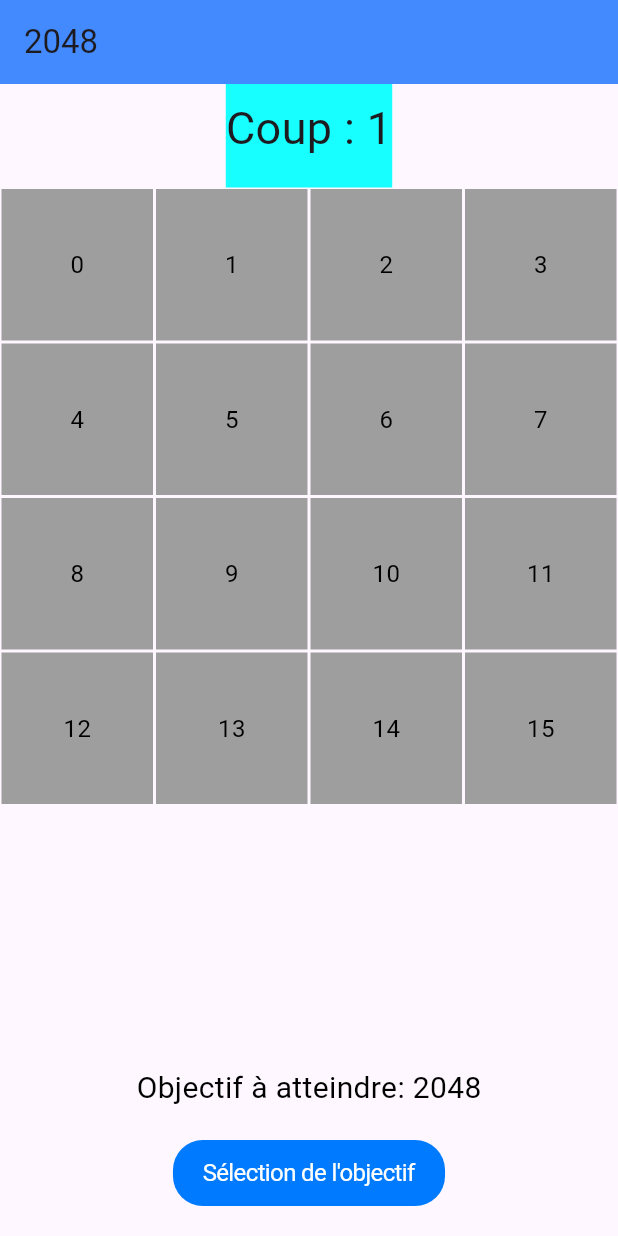
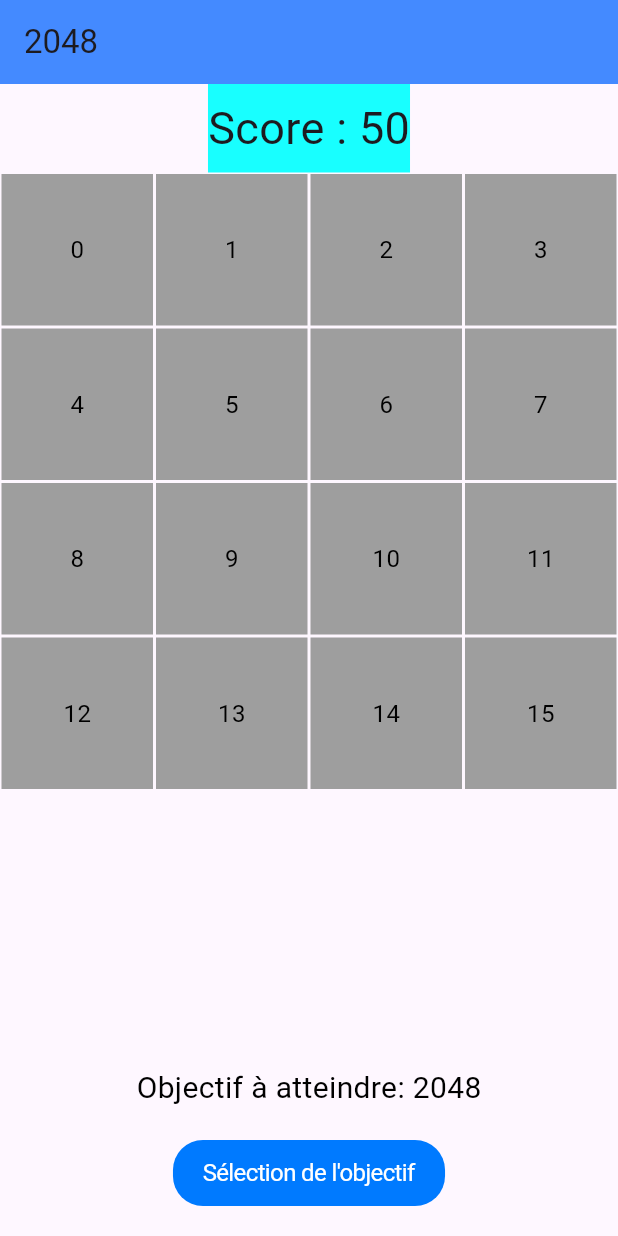
Before and after one commit to Corentin0502/jeu_2048, a Flutter app: the screen it shows after launch, after a tap on an icon or button, on a phone screen of 412 x 824 dp. Run offline on Flutter 3.47's test engine with Material 3 defaults, Android fonts, the phone set to English and light mode, and no system bars.

Commit message:
ajout tentative limite de score

```diff
--- a/lib/main.dart
+++ b/lib/main.dart
@@ -1,5 +1,5 @@
 import 'package:flutter/material.dart';
-import 'widgets/listeDeroulante.dart';
+import 'widgets/listeDeroulante.dart'; // Importation d'un widget externe pour la sélection
 
 void main() {
   runApp(const MyApp());
@@ -13,19 +13,36 @@ class MyApp extends StatefulWidget {
 }
 
 class _MyAppState extends State<MyApp> {
-  int coup = 0; // Nombre de coups
-  String selectedValue = "2048"; // Valeur sélectionnée via le bouton
+  int score = 0; // Score
+
+  int selectedValue = 2048; // Valeur sélectionnée via le bouton (stockée en tant qu'int)
 
   // Cette fonction sera passée à `ActionSheetExample` pour mettre à jour l'état
-  void _onSelectionChanged(String value) {
+  void _onSelectionChanged(int value) {
     setState(() {
-      selectedValue = value; // Met à jour la valeur sélectionnée
+      selectedValue = value; // Met à jour la valeur sélectionnée avec un `int`
+    });
+  }
+
+  // Méthode pour tester la limite d'atteinte de l'objectif
+  void testLimiteObject(int score) {
+    setState(() {
+      // Si le score atteint ou dépasse l'objectif
+      if (score >= selectedValue) {
+        showDialog(
+          context: context,
+          builder: (context) => const AlertDialog(
+            content: Text('Objectif atteint !'),
+          ),
+        );
+      }
     });
   }
 
   @override
   Widget build(BuildContext context) {
-    return MaterialApp(
+    return MaterialApp( // Envelopper avec MaterialApp
+      debugShowCheckedModeBanner: false, // Désactiver la bannière de débogage
       home: Scaffold(
         appBar: AppBar(
           title: const Text('2048'),
@@ -33,19 +50,20 @@ class _MyAppState extends State<MyApp> {
         ),
         body: Column(
           children: [
+            // Section pour afficher le score
             Container(
               color: Colors.cyanAccent, // Couleur de surlignage
               padding: const EdgeInsets.symmetric(vertical: 8.0), // Pour ajouter un peu d'espace
               child: Column(
                 children: [
                   Text(
-                    "Coup : $coup",
+                    "Score : $score", // Affiche le score
                     style: const TextStyle(fontSize: 30),
                   ),
-                  const SizedBox(height: 10),
                 ],
               ),
             ),
+            // Grille du jeu 4x4
             Expanded(
               child: GridView.builder(
                 gridDelegate: const SliverGridDelegateWithFixedCrossAxisCount(
@@ -57,17 +75,18 @@ class _MyAppState extends State<MyApp> {
                   return GestureDetector(
                     onTap: () {
                       setState(() {
-                        coup++; // Incrémente le nombre de coups
+                        score += 50; // Incrémente le score
                       });
-                      print('Coup : $coup');
-                    }, // Gérer le tap sur la case ici
+                      print('Score : $score');
+                      testLimiteObject(score); // Teste si l'objectif est atteint
+                    },
                     child: Container(
                       margin: const EdgeInsets.all(1), // Espacement entre les cellules
                       height: 50.0,
                       color: Colors.grey,
                       alignment: Alignment.center,
                       child: Text(
-                        '$index',
+                        '$index', // Affiche l'indice de la cellule (exemple simplifié)
                         style: const TextStyle(color: Colors.black, fontSize: 16),
                       ),
                     ),
@@ -75,10 +94,12 @@ class _MyAppState extends State<MyApp> {
                 },
               ),
             ),
+            // Affiche l'objectif à atteindre
             Text(
-              "Objectif à atteindre: $selectedValue", // Affiche la valeur sélectionnée
+              "Objectif à atteindre: $selectedValue",
               style: const TextStyle(fontSize: 20, color: Colors.black),
             ),
+            // Widget de sélection d'objectif
             ActionSheetExample(onSelectionChanged: _onSelectionChanged), // Passe la fonction de callback
           ],
         ),
--- a/lib/widgets/listeDeroulante.dart
+++ b/lib/widgets/listeDeroulante.dart
@@ -1,7 +1,8 @@
 import 'package:flutter/cupertino.dart';
+import 'package:flutter/material.dart';
 
 class ActionSheetExample extends StatefulWidget {
-  final Function(String) onSelectionChanged; // Callback pour envoyer la sélection à main.dart
+  final Function(int) onSelectionChanged; // Changer le type pour int
 
   const ActionSheetExample({super.key, required this.onSelectionChanged});
 
@@ -10,6 +11,11 @@ class ActionSheetExample extends StatefulWidget {
 }
 
 class _ActionSheetExampleState extends State<ActionSheetExample> {
+  int obj1 = 2048;
+  int obj2 = 1024;
+  int obj3 = 512;
+  int obj4 = 256;
+
   // Méthode pour afficher le CupertinoActionSheet
   void _showActionSheet(BuildContext context) {
     showCupertinoModalPopup<void>(
@@ -19,31 +25,31 @@ class _ActionSheetExampleState extends State<ActionSheetExample> {
           CupertinoActionSheetAction(
             isDefaultAction: true,
             onPressed: () {
-              widget.onSelectionChanged('2048'); // Envoie la valeur sélectionnée à main.dart
+              widget.onSelectionChanged(2048); // Envoie la valeur sélectionnée en tant qu'int
               Navigator.pop(context);
             },
-            child: const Text('2048'),
+            child: Text('${obj1.toString()}'),
           ),
           CupertinoActionSheetAction(
             onPressed: () {
-              widget.onSelectionChanged('1024');
+              widget.onSelectionChanged(1024); // Envoie la valeur sélectionnée en tant qu'int
               Navigator.pop(context);
             },
-            child: const Text('1024'),
+            child: Text('${obj2.toString()}'),
           ),
           CupertinoActionSheetAction(
             onPressed: () {
-              widget.onSelectionChanged('512');
+              widget.onSelectionChanged(512); // Envoie la valeur sélectionnée en tant qu'int
               Navigator.pop(context);
             },
-            child: const Text('512'),
+            child: Text('${obj3.toString()}'),
           ),
           CupertinoActionSheetAction(
             onPressed: () {
-              widget.onSelectionChanged('256');
+              widget.onSelectionChanged(256); // Envoie la valeur sélectionnée en tant qu'int
               Navigator.pop(context);
             },
-            child: const Text('256'),
+            child: Text('${obj4.toString()}'),
           ),
         ],
       ),
--- /dev/null
+++ b/lib/widgets/widgets/listeDeroulante.dart
@@ -0,0 +1 @@
+// TODO Implement this library.
```
